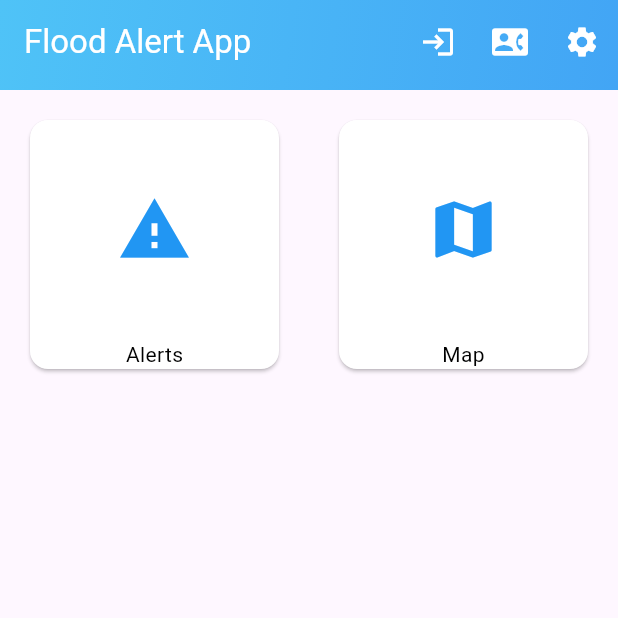
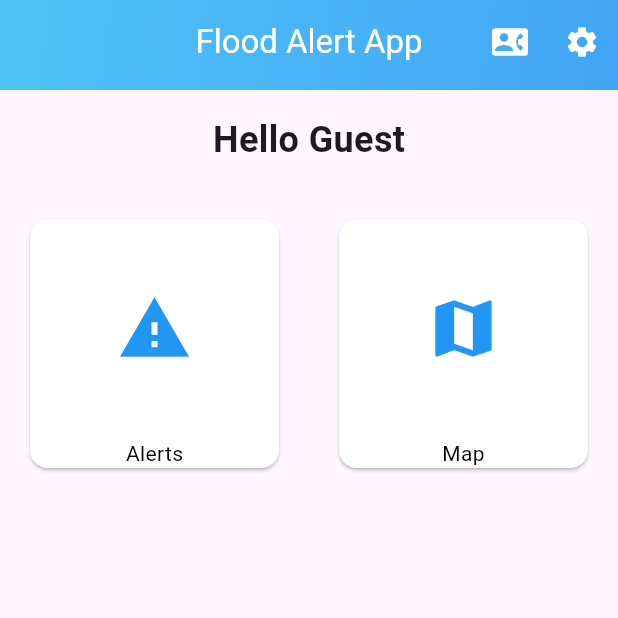
Before and after one commit to Abdeali5253/fyp, a Flutter app: the screen it shows after launch, on a phone screen of 412 x 824 dp, the top half of it. Run offline on Flutter 3.47's test engine with Material 3 defaults, Android fonts, the phone set to English and light mode, and no system bars; our stand-ins replace cloud_firestore, firebase_auth, firebase_core, geolocator, google_maps_flutter, google_sign_in and 1 more; accounts and stored records are empty.

Commit message:
made some responsive changes

```diff
--- a/lib/src/utils/constants.dart
+++ b/lib/src/utils/constants.dart
@@ -1,8 +1,17 @@
-import 'package:flutter/material.dart';
-
 class AppConstants {
   static const appName = 'Flood Alert App';
 
+  // Responsive breakpoints
   static const tabWidth = 600;
+  static const desktopWidth = 1200;
 
+  // Font sizes
+  static const double fontSizeSmall = 12;
+  static const double fontSizeMedium = 16;
+  static const double fontSizeLarge = 20;
+
+  // Padding
+  static const double paddingSmall = 8;
+  static const double paddingMedium = 16;
+  static const double paddingLarge = 24;
 }
--- a/lib/src/views/emergency_num_screen.dart
+++ b/lib/src/views/emergency_num_screen.dart
@@ -1,4 +1,6 @@
 import 'package:flutter/material.dart';
+import 'package:fyp/src/services/auth_service.dart';
+import 'package:provider/provider.dart';
 import 'package:url_launcher/url_launcher.dart';
 import '../widgets/app_bar.dart';
 
@@ -35,7 +37,7 @@ class EmergencyNumScreen extends StatelessWidget {
   @override
   Widget build(BuildContext context) {
     return Scaffold(
-      appBar: CustomAppBar(title: 'Emergency Contacts', showHomeIcon: true),
+      appBar: CustomAppBar(title: 'Emergency Contacts', showHomeIcon: true, isUserLoggedIn: Provider.of<AuthService>(context, listen: false).checkUser() != null,),
       body: ListView(
         padding: const EdgeInsets.all(8.0),
         children: <Widget>[
--- a/lib/src/views/home_screen.dart
+++ b/lib/src/views/home_screen.dart
@@ -1,15 +1,22 @@
 import 'package:flutter/material.dart';
+import 'package:fyp/src/services/auth_service.dart';
 import '../widgets/app_bar.dart';
 import '../utils/responsive.dart';
 import 'package:provider/provider.dart';
 import '../utils/theme_provider.dart';
+import 'package:firebase_auth/firebase_auth.dart';
 
 class HomeScreen extends StatelessWidget {
   const HomeScreen({Key? key}) : super(key: key);
 
   @override
   Widget build(BuildContext context) {
-    final themeProvider = Provider.of<ThemeProvider>(context, listen: false);
+    AuthService auth = AuthService();
+    final user = auth.checkUser();
+    final loggedIn = user != null ? true : false;
+    String greetingName = user?.displayName ?? user?.email ?? 'Guest';
+
+    final themeProvider = Provider.of<ThemeProvider>(context);
     final int crossAxisCount = ResponsiveUtil.responsiveValue(
       context: context,
       mobile: 2,
@@ -18,8 +25,22 @@ class HomeScreen extends StatelessWidget {
 
     return SafeArea(
       child: Scaffold(
-        appBar: CustomAppBar(title: 'Flood Alert App',),
-        body: GridView.count(
+        appBar: CustomAppBar(
+          title: 'Flood Alert App',
+          isUserLoggedIn: loggedIn
+        ),
+        body: Column(
+          children: [
+            Center(
+              child: Padding(
+                padding: const EdgeInsets.all(16.0),
+                child: Text('Hello $greetingName',
+                    style:
+                        TextStyle(fontSize: 24, fontWeight: FontWeight.bold)),
+              ),
+            ),
+            Expanded(
+              child: GridView.count(
                 crossAxisCount: crossAxisCount,
                 childAspectRatio: 1,
                 children: List.generate(choices.length, (index) {
@@ -27,6 +48,9 @@ class HomeScreen extends StatelessWidget {
                     child: SelectCard(choice: choices[index]),
                   );
                 }),
+              ),
+            ),
+          ],
         ),
       ),
     );
@@ -58,7 +82,8 @@ class SelectCard extends StatelessWidget {
           child: Column(
             crossAxisAlignment: CrossAxisAlignment.center,
             children: <Widget>[
-              Expanded(child: Icon(choice.icon, size: 50.0, color: Colors.blue)),
+              Expanded(
+                  child: Icon(choice.icon, size: 50.0, color: Colors.blue)),
               Text(choice.title, style: TextStyle(color: Colors.black)),
             ],
           ),
--- a/lib/src/views/settings.dart
+++ b/lib/src/views/settings.dart
@@ -1,5 +1,6 @@
 import 'package:flutter/foundation.dart';
 import 'package:flutter/material.dart';
+import 'package:fyp/src/services/auth_service.dart';
 import 'package:fyp/src/utils/theme.dart';
 import 'package:permission_handler/permission_handler.dart';
 import 'package:provider/provider.dart';
@@ -11,6 +12,9 @@ class SettingsScreen extends StatelessWidget {
 
   @override
   Widget build(BuildContext context) {
+    AuthService auth = AuthService();
+    final user = auth.checkUser();
+    final loggedIn = user != null ? true : false;
     final themeProvider = Provider.of<ThemeProvider>(context);
 
     TextStyle titleStyle = TextStyle(
@@ -26,7 +30,7 @@ class SettingsScreen extends StatelessWidget {
 
     return SafeArea(
       child: Scaffold(
-        appBar: CustomAppBar(title: 'Settings', showHomeIcon: true),
+        appBar: CustomAppBar(title: 'Settings', showHomeIcon: true,isUserLoggedIn: loggedIn),
         body: ListView(
           children: <Widget>[
             // Dark Mode toggle with thematic styling
--- a/lib/src/widgets/app_bar.dart
+++ b/lib/src/widgets/app_bar.dart
@@ -1,5 +1,5 @@
-
 import 'package:flutter/material.dart';
+import 'package:fyp/src/services/auth_service.dart';
 import 'package:fyp/src/views/signup.dart';
 import '../views/home_screen.dart';
 import '../views/emergency_num_screen.dart';
@@ -10,17 +10,21 @@ class CustomAppBar extends StatelessWidget implements PreferredSizeWidget {
   final Size preferredSize;
   final String title;
   final bool showHomeIcon;
+  final bool isUserLoggedIn;
+  final AuthService auth = AuthService();
 
-  const CustomAppBar({
+
+   CustomAppBar({
     Key? key,
     required this.title,
     this.showHomeIcon = false,
+     required this.isUserLoggedIn,
   }) : preferredSize = const Size.fromHeight(60.0),
         super(key: key);
 
   @override
   Widget build(BuildContext context) {
-    // Dynamic gradient based on app theme
+    final user = auth.checkUser();
     final isDarkMode = Theme.of(context).brightness == Brightness.dark;
     final gradientColors = isDarkMode
         ? [Colors.blueGrey.shade800, Colors.black87]
@@ -28,7 +32,8 @@ class CustomAppBar extends StatelessWidget implements PreferredSizeWidget {
 
     return AppBar(
       title: Text(title, style: TextStyle(color: isDarkMode ? Colors.white : Colors.white)),
-      backgroundColor: Colors.transparent, // Making AppBar background transparent
+      centerTitle: true,
+      backgroundColor: Colors.transparent,
       flexibleSpace: Container(
         decoration: BoxDecoration(
           gradient: LinearGradient(
@@ -47,7 +52,7 @@ class CustomAppBar extends StatelessWidget implements PreferredSizeWidget {
                   (Route<dynamic> route) => false,
             ),
           ),
-        if(title == 'Flood Alert App')
+        if(isUserLoggedIn)
         IconButton(
           icon: const Icon(Icons.login, color: Colors.white),
           onPressed: () => Navigator.of(context).pushAndRemoveUntil(
--- a/lib/src/widgets/custom.dart
+++ b/lib/src/widgets/custom.dart
@@ -43,7 +43,7 @@ class CustomTextFormField extends StatelessWidget {
 }
 
 class Custom {
-  static AuthService _authService = AuthService();
+  static final AuthService _authService = AuthService();
 
   static showErrorDialog(BuildContext context , String? message) {
     showDialog(
```
Also changed, not shown: lib/src/services/auth_service.dart (+31 -14 lines), lib/src/utils/responsive.dart (+25 -0 lines), lib/src/views/login.dart (added, +95 -0 lines), lib/src/views/signup.dart (+13 -1 lines). Lines whose indentation alone changed are shown as unchanged.
